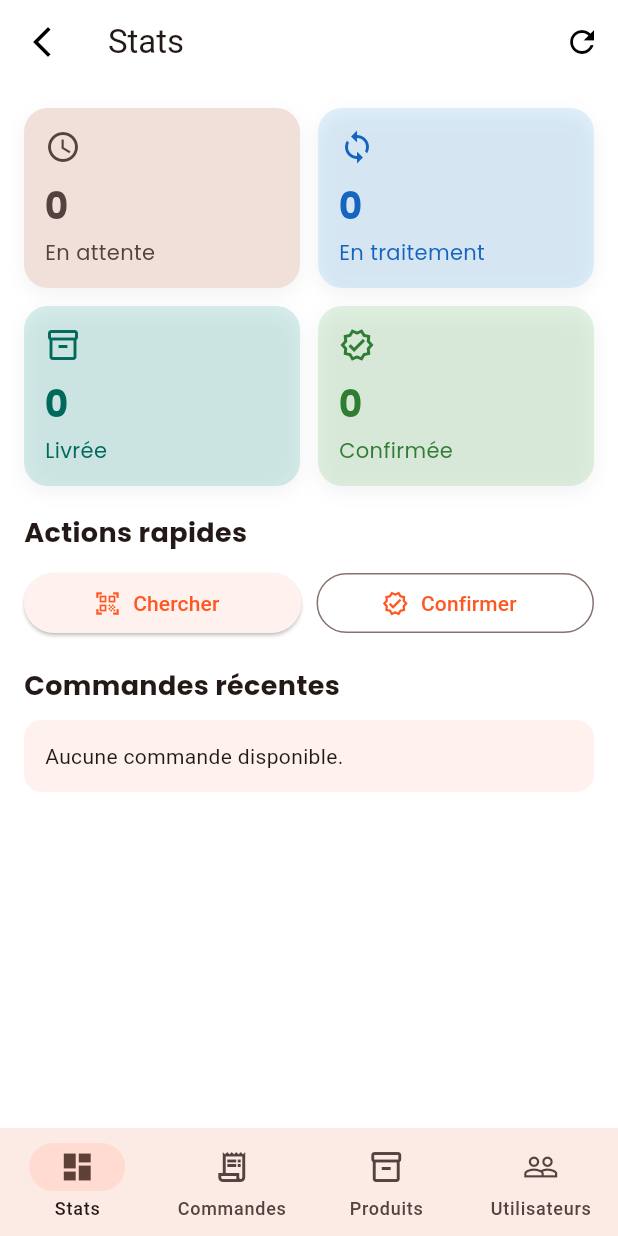
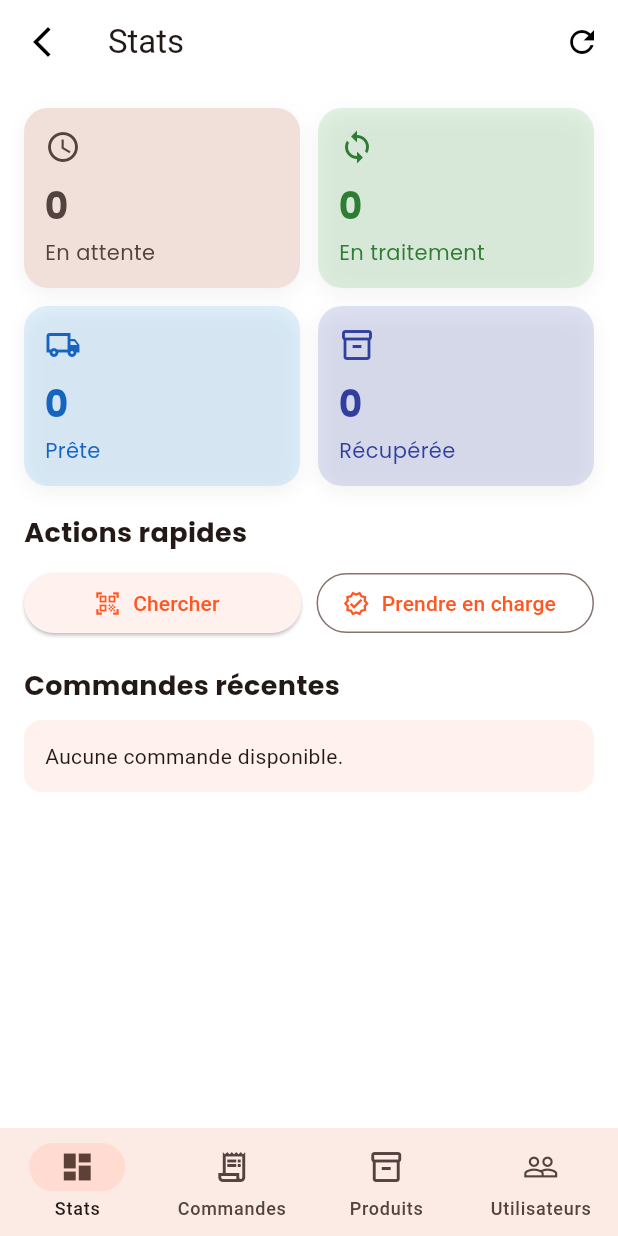
Before and after one commit to villeg300/smart_shop, a Flutter app: the AdminDashboardScreen screen opened directly, item 2 of the bottom bar chosen, on a phone screen of 412 x 824 dp. Run offline on Flutter 3.47's test engine with Material 3 defaults, Android fonts, the phone set to English and light mode, and no system bars; our stand-ins replace get, get_storage, google_fonts, image_picker, permission_handler, qr_flutter and 1 more; missing offline and left inert: mobile_scanner; accounts and stored records are empty; network calls fail.

Commit message:
feat(app): align admin order flow and stock-only variant visibility

```diff
--- a/lib/config/app_config.dart
+++ b/lib/config/app_config.dart
@@ -2,4 +2,5 @@ class AppConfig {
   AppConfig._();
 
   static const String baseUrl = 'http://192.168.11.173:8000';
+  // static const String baseUrl = 'https://l3zmdj8n-8000.uks1.devtunnels.ms';
 }
--- a/lib/constants/order_status_constants.dart
+++ b/lib/constants/order_status_constants.dart
@@ -7,10 +7,9 @@ class OrderStatusConstants {
   // Ces statuts sont alignés 1:1 avec le backend Django (store.models.Order.STATUS_CHOICES).
   static const List<OrderStatus> backendStatuses = <OrderStatus>[
     OrderStatus.pending,
-    OrderStatus.confirmed,
     OrderStatus.processing,
-    OrderStatus.shipped,
-    OrderStatus.delivered,
+    OrderStatus.ready,
+    OrderStatus.pickedUp,
     OrderStatus.cancelled,
   ];
 
@@ -18,25 +17,64 @@ class OrderStatusConstants {
   static const List<OrderStatus> statsStatuses = <OrderStatus>[
     OrderStatus.pending,
     OrderStatus.processing,
-    OrderStatus.delivered,
-    OrderStatus.confirmed,
+    OrderStatus.ready,
+    OrderStatus.pickedUp,
   ];
 
-  static String backendValue(OrderStatus status) => status.name;
+  static String backendValue(OrderStatus status) => status.backendValue;
 
   static String label(OrderStatus status) => status.displayName;
+
+  // Règles alignées avec le backend:
+  // shopper: annulation autorisée uniquement en attente / en traitement.
+  static bool canShopperCancel(OrderStatus status) =>
+      status == OrderStatus.pending || status == OrderStatus.processing;
+
+  // admin: annulation interdite sur pickedUp et cancelled.
+  static bool canAdminCancel(OrderStatus status) =>
+      status == OrderStatus.pending ||
+      status == OrderStatus.processing ||
+      status == OrderStatus.ready;
+
+  static List<OrderStatus> adminEditableStatuses(OrderStatus current) {
+    switch (current) {
+      case OrderStatus.pending:
+        return const <OrderStatus>[
+          OrderStatus.pending,
+          OrderStatus.processing,
+          OrderStatus.cancelled,
+        ];
+      case OrderStatus.processing:
+        return const <OrderStatus>[
+          OrderStatus.processing,
+          OrderStatus.ready,
+          OrderStatus.cancelled,
+        ];
+      case OrderStatus.ready:
+        return const <OrderStatus>[
+          OrderStatus.ready,
+          OrderStatus.pickedUp,
+          OrderStatus.cancelled,
+        ];
+      case OrderStatus.pickedUp:
+        return const <OrderStatus>[OrderStatus.pickedUp];
+      case OrderStatus.cancelled:
+        return const <OrderStatus>[OrderStatus.cancelled];
+    }
+  }
+
+  static bool canAdminEditStatus(OrderStatus current) =>
+      adminEditableStatuses(current).any((status) => status != current);
 
   static IconData icon(OrderStatus status) {
     switch (status) {
       case OrderStatus.pending:
         return Icons.schedule_outlined;
-      case OrderStatus.confirmed:
-        return Icons.verified_outlined;
       case OrderStatus.processing:
         return Icons.sync_outlined;
-      case OrderStatus.shipped:
+      case OrderStatus.ready:
         return Icons.local_shipping_outlined;
-      case OrderStatus.delivered:
+      case OrderStatus.pickedUp:
         return Icons.inventory_2_outlined;
       case OrderStatus.cancelled:
         return Icons.cancel_outlined;
@@ -52,25 +90,20 @@ class OrderStatusConstants {
           background: scheme.surfaceContainerHighest,
           foreground: scheme.onSurfaceVariant,
         );
-      case OrderStatus.confirmed:
+      case OrderStatus.processing:
         return StatusVisual(
           background: Colors.green.withValues(alpha: 0.16),
           foreground: Colors.green.shade800,
         );
-      case OrderStatus.processing:
+      case OrderStatus.ready:
         return StatusVisual(
           background: Colors.blue.withValues(alpha: 0.14),
           foreground: Colors.blue.shade800,
         );
-      case OrderStatus.shipped:
+      case OrderStatus.pickedUp:
         return StatusVisual(
           background: Colors.indigo.withValues(alpha: 0.16),
           foreground: Colors.indigo.shade700,
-        );
-      case OrderStatus.delivered:
-        return StatusVisual(
-          background: Colors.teal.withValues(alpha: 0.16),
-          foreground: Colors.teal.shade800,
         );
       case OrderStatus.cancelled:
         return StatusVisual(
--- a/lib/models/order.dart
+++ b/lib/models/order.dart
@@ -2,24 +2,36 @@ import 'variant.dart';
 
 enum OrderStatus {
   pending,
-  confirmed,
   processing,
-  shipped,
-  delivered,
+  ready,
+  pickedUp,
   cancelled;
+
+  String get backendValue {
+    switch (this) {
+      case OrderStatus.pending:
+        return 'pending';
+      case OrderStatus.processing:
+        return 'processing';
+      case OrderStatus.ready:
+        return 'ready';
+      case OrderStatus.pickedUp:
+        return 'picked_up';
+      case OrderStatus.cancelled:
+        return 'cancelled';
+    }
+  }
 
   String get displayName {
     switch (this) {
       case OrderStatus.pending:
         return 'En attente';
-      case OrderStatus.confirmed:
-        return 'Confirmée';
       case OrderStatus.processing:
         return 'En traitement';
-      case OrderStatus.shipped:
-        return 'Expédiée';
-      case OrderStatus.delivered:
-        return 'Livrée';
+      case OrderStatus.ready:
+        return 'Prête';
+      case OrderStatus.pickedUp:
+        return 'Récupérée';
       case OrderStatus.cancelled:
         return 'Annulée';
     }
@@ -29,14 +41,19 @@ enum OrderStatus {
     switch (status.toLowerCase()) {
       case 'pending':
         return OrderStatus.pending;
-      case 'confirmed':
-        return OrderStatus.confirmed;
       case 'processing':
         return OrderStatus.processing;
+      case 'ready':
+        return OrderStatus.ready;
+      case 'picked_up':
+        return OrderStatus.pickedUp;
+      // Compatibilité des anciennes valeurs backend
+      case 'confirmed':
+        return OrderStatus.processing;
       case 'shipped':
-        return OrderStatus.shipped;
+        return OrderStatus.ready;
       case 'delivered':
-        return OrderStatus.delivered;
+        return OrderStatus.pickedUp;
       case 'cancelled':
         return OrderStatus.cancelled;
       default:
@@ -202,7 +219,7 @@ class Order {
       if (userFullName != null) 'user_full_name': userFullName,
       if (userPhoneNumber != null) 'user_phone_number': userPhoneNumber,
       if (userEmail != null) 'user_email': userEmail,
-      'status': status.name,
+      'status': status.backendValue,
       'subtotal': subtotal,
       'shipping_cost': shippingCost,
       'discount_amount': discountAmount,
@@ -217,16 +234,13 @@ class Order {
   }
 
   bool get isPending => status == OrderStatus.pending;
-  bool get isConfirmed => status == OrderStatus.confirmed;
   bool get isProcessing => status == OrderStatus.processing;
-  bool get isShipped => status == OrderStatus.shipped;
-  bool get isDelivered => status == OrderStatus.delivered;
+  bool get isReady => status == OrderStatus.ready;
+  bool get isPickedUp => status == OrderStatus.pickedUp;
   bool get isCancelled => status == OrderStatus.cancelled;
 
   bool get canBeCancelled =>
-      status == OrderStatus.pending ||
-      status == OrderStatus.confirmed ||
-      status == OrderStatus.processing;
+      status == OrderStatus.pending || status == OrderStatus.processing;
 
   String get statusDisplay => status.displayName;
 
--- a/lib/services/catalog_service.dart
+++ b/lib/services/catalog_service.dart
@@ -138,6 +138,7 @@ class CatalogService {
     double? minPrice,
     double? maxPrice,
     String? attributes,
+    bool? inStock,
     String? ordering,
     int page = 1,
   }) async {
@@ -160,6 +161,9 @@ class CatalogService {
       }
       if (attributes != null && attributes.isNotEmpty) {
         params['attributes'] = attributes;
+      }
+      if (inStock != null) {
+        params['in_stock'] = inStock ? 'true' : 'false';
       }
       if (ordering != null) {
         params['ordering'] = ordering;
--- a/lib/view/admin/admin_dashboard_screen.dart
+++ b/lib/view/admin/admin_dashboard_screen.dart
@@ -244,12 +244,12 @@ class _AdminStatsTab extends StatelessWidget {
                         child: OutlinedButton.icon(
                           onPressed: () => Get.to(
                             () => const AdminScanOrderScreen(
-                              mode: AdminScanMode.confirm,
-                              title: 'Confirmer une commande',
+                              mode: AdminScanMode.process,
+                              title: 'Prendre en charge une commande',
                             ),
                           ),
                           icon: const Icon(Icons.verified_outlined),
-                          label: const Text('Confirmer'),
+                          label: const Text('Prendre en charge'),
                         ),
                       ),
                     ],
--- a/lib/view/admin/admin_orders_screen.dart
+++ b/lib/view/admin/admin_orders_screen.dart
@@ -78,11 +78,11 @@ class _AdminOrdersTabState extends State<AdminOrdersTab> {
     await _loadOrders(showLoader: false);
   }
 
-  Future<void> _openConfirmScanner() async {
+  Future<void> _openProcessScanner() async {
     await Get.to(
       () => const AdminScanOrderScreen(
-        mode: AdminScanMode.confirm,
-        title: 'Confirmer une commande',
+        mode: AdminScanMode.process,
+        title: 'Prendre en charge une commande',
       ),
     );
     await _loadOrders(showLoader: false);
@@ -116,9 +116,9 @@ class _AdminOrdersTabState extends State<AdminOrdersTab> {
                     const SizedBox(width: 10),
                     Expanded(
                       child: OutlinedButton.icon(
-                        onPressed: _openConfirmScanner,
+                        onPressed: _openProcessScanner,
                         icon: const Icon(Icons.verified_outlined),
-                        label: const Text('Confirmer'),
+                        label: const Text('Prendre en charge'),
                       ),
                     ),
                   ],
--- a/lib/view/admin/admin_scan_order_screen.dart
+++ b/lib/view/admin/admin_scan_order_screen.dart
@@ -5,7 +5,7 @@ import 'package:permission_handler/permission_handler.dart';
 import 'package:smart_shop/controllers/admin_order_controller.dart';
 import 'package:smart_shop/view/admin/admin_order_detail_screen.dart';
 
-enum AdminScanMode { find, confirm }
+enum AdminScanMode { find, process }
 
 class AdminScanOrderScreen extends StatefulWidget {
   const AdminScanOrderScreen({
@@ -38,8 +38,8 @@ class _AdminScanOrderScreenState extends State<AdminScanOrderScreen> {
     if (widget.title != null && widget.title!.trim().isNotEmpty) {
       return widget.title!.trim();
     }
-    return widget.mode == AdminScanMode.confirm
-        ? 'Scanner pour confirmer'
+    return widget.mode == AdminScanMode.process
+        ? 'Scanner pour prise en charge'
         : 'Scanner une commande';
   }
 
@@ -96,9 +96,11 @@ class _AdminScanOrderScreenState extends State<AdminScanOrderScreen> {
       _isResolving = true;
     });
 
-    if (widget.mode == AdminScanMode.confirm) {
-      final confirmed = await _adminOrderController.confirmOrderById(orderId);
-      if (!confirmed) {
+    if (widget.mode == AdminScanMode.process) {
+      final processed = await _adminOrderController.markOrderProcessingById(
+        orderId,
+      );
+      if (!processed) {
         if (!mounted) return;
         setState(() {
           _isResolving = false;
@@ -278,8 +280,8 @@ class _AdminScanOrderScreenState extends State<AdminScanOrderScreen> {
               borderRadius: BorderRadius.circular(12),
             ),
             child: Text(
-              widget.mode == AdminScanMode.confirm
-                  ? 'Scannez pour confirmer la commande'
+              widget.mode == AdminScanMode.process
+                  ? 'Scannez pour passer la commande en traitement'
                   : 'Placez le QR de la commande dans le cadre',
               textAlign: TextAlign.center,
               style: const TextStyle(color: Colors.white),
@@ -364,8 +366,8 @@ class _AdminScanOrderScreenState extends State<AdminScanOrderScreen> {
                       ElevatedButton(
                         onPressed: _openManualOrder,
                         child: Text(
-                          widget.mode == AdminScanMode.confirm
-                              ? 'Confirmer'
+                          widget.mode == AdminScanMode.process
+                              ? 'Prendre en charge'
                               : 'Ouvrir',
                         ),
                       ),
--- a/lib/view/widgets/order_ticket.dart
+++ b/lib/view/widgets/order_ticket.dart
@@ -350,10 +350,10 @@ _StatusStyle _statusStyle(BuildContext context, Order order) {
     );
   }
 
-  if (order.isConfirmed) {
+  if (order.isProcessing) {
     return _StatusStyle(
-      label: 'Confirmée',
-      icon: Icons.verified_outlined,
+      label: 'En traitement',
+      icon: Icons.sync_outlined,
       background: Colors.green.withValues(alpha: 0.18),
       foreground: Colors.green.shade800,
     );
@@ -368,18 +368,27 @@ _StatusStyle _statusStyle(BuildContext context, Order order) {
     );
   }
 
-  if (order.isDelivered) {
+  if (order.isReady) {
     return _StatusStyle(
-      label: 'Livrée',
-      icon: Icons.inventory_2_outlined,
+      label: 'Prête',
+      icon: Icons.local_shipping_outlined,
       background: Colors.green.withValues(alpha: 0.16),
       foreground: Colors.green.shade800,
     );
   }
 
+  if (order.isPickedUp) {
+    return _StatusStyle(
+      label: 'Récupérée',
+      icon: Icons.inventory_2_outlined,
+      background: Colors.teal.withValues(alpha: 0.16),
+      foreground: Colors.teal.shade800,
+    );
+  }
+
   return _StatusStyle(
     label: order.statusDisplay,
-    icon: Icons.local_shipping_outlined,
+    icon: Icons.receipt_long_outlined,
     background: scheme.primaryContainer.withValues(alpha: 0.65),
     foreground: scheme.onPrimaryContainer,
   );
```
Also changed, not shown: lib/controllers/admin_order_controller.dart (+6 -2 lines), lib/controllers/order_controller.dart (+5 -6 lines), lib/controllers/store_controller.dart (+8 -2 lines), lib/services/order_service.dart (+4 -5 lines), lib/view/account_orders_screen.dart (+17 -6 lines), lib/view/admin/admin_order_detail_screen.dart (+42 -6 lines), lib/view/product_detail_screen.dart (+47 -6 lines).
